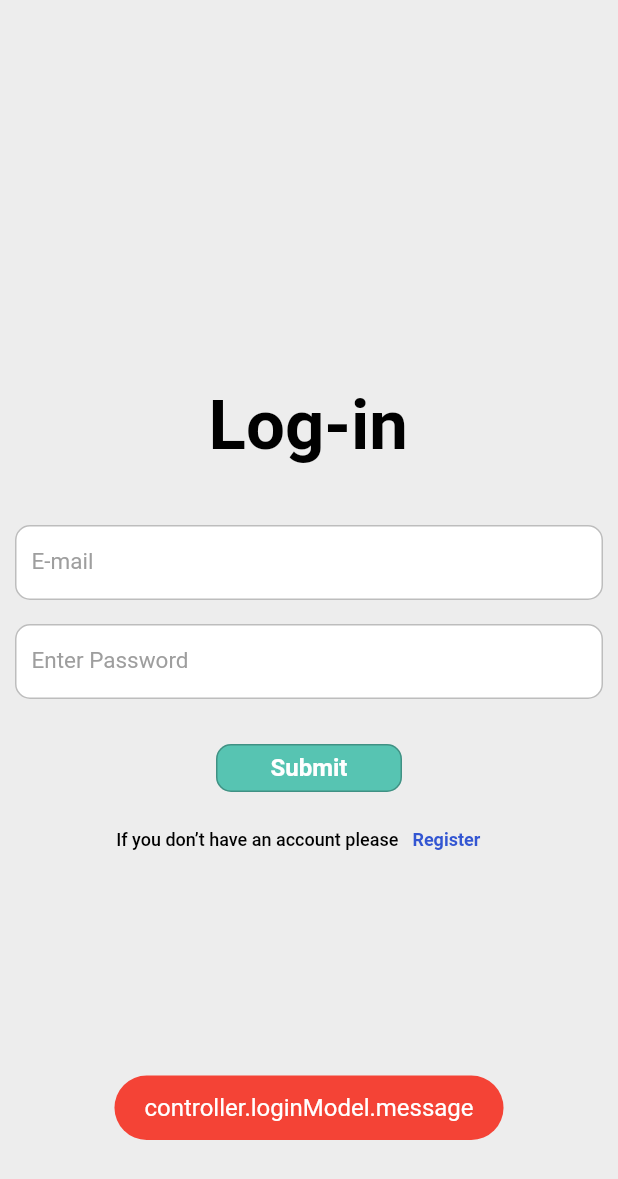
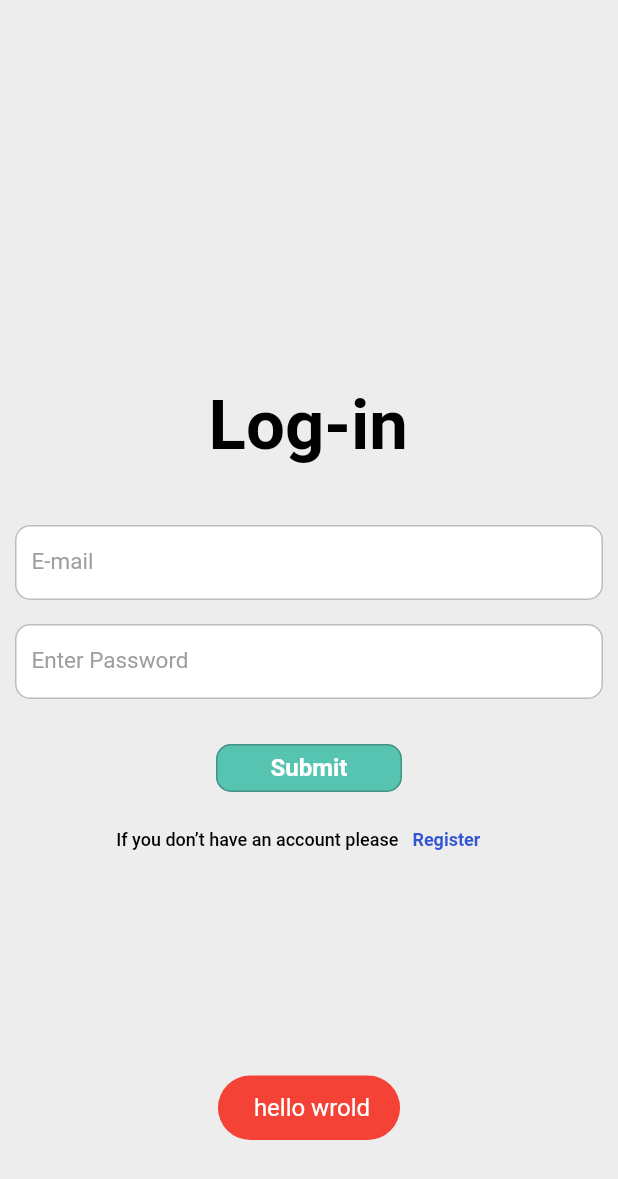
Before and after one commit to GraduationProjectFCI/Budget_Plannner_Mobile, a Flutter app: the screen it shows after launch, after a tap on "Submit", on a phone screen of 412 x 824 dp. Shown: the top 1179 px of the screen. Run offline on Flutter 3.47's test engine with Material 2 defaults, Android fonts, the phone set to English and light mode, and no system bars; our stand-ins replace fluttertoast, get; network calls fail.

```diff
--- /dev/null
+++ b/lib/constants/endpoint.dart
@@ -0,0 +1,6 @@
+class Endpoint {
+  static const String url = "http://localhost:4000/";
+  static const String login = "${url}login";
+  static const String register = "${url}register";
+  static const String confirmation = "${url}confirmation";
+}
--- /dev/null
+++ b/lib/helper/http_helper.dart
@@ -0,0 +1,29 @@
+import 'dart:convert';
+
+import 'package:budget_planner_app/constants/endpoint.dart';
+import 'package:http/http.dart' as http;
+
+class Http {
+  static Future postData({
+    required String email,
+    required String password,
+  }) async {
+    Uri uri = Uri.parse(Endpoint.login);
+    print("before @@@@@@@@@@@@@@@@@");
+    var response = await http.post(
+      uri,
+      body: {"email": email, "password": password},
+    );
+        print("after22222 @@@@@@@@@@@@@@@@@");
+
+    if (response.statusCode == 200) {
+      var jsonResponse = jsonDecode(response.body);
+      print("after @@@@@@@@@@@@@@@@@");
+      print(jsonResponse);
+      return jsonResponse;
+    } else {
+      throw Exception('Failed to Login.');
+    }
+
+  }
+}
--- a/lib/view/screens/login_screen.dart
+++ b/lib/view/screens/login_screen.dart
@@ -1,3 +1,4 @@
+import 'package:budget_planner_app/helper/http_helper.dart';
 import 'package:budget_planner_app/view/widgets/toast.dart';
 import 'package:flutter/material.dart';
 
@@ -6,7 +7,9 @@ import '../widgets/custom_button.dart';
 import '../widgets/custom_textformfield.dart';
 
 class LoginScreen extends StatelessWidget {
-  const LoginScreen({super.key});
+  LoginScreen({super.key});
+  TextEditingController emailController = TextEditingController();
+  TextEditingController passwordController = TextEditingController();
 
   @override
   Widget build(BuildContext context) {
@@ -32,14 +35,24 @@ class LoginScreen extends StatelessWidget {
                   ),
                 ),
               ),
-              CustomTextFormField(hintText: 'E-mail'),
-              CustomTextFormField(hintText: 'Enter Password'),
+              CustomTextFormField(
+                hintText: 'E-mail',
+                textController: emailController,
+              ),
+              CustomTextFormField(
+                hintText: 'Enter Password',
+                textController: passwordController,
+              ),
               Container(
                 margin: const EdgeInsets.only(top: 6, left: 134, right: 134),
                 child: CustomButton(
                   textButton: 'Submit',
                   onPressed: () {
-                    toast();
+                    Http.postData(
+                      email: emailController.text,
+                      password: passwordController.text,
+                    );
+                    toast(msg: " hello wrold");
                   },
                 ),
               ),
--- a/lib/view/widgets/toast.dart
+++ b/lib/view/widgets/toast.dart
@@ -3,8 +3,10 @@ import 'package:fluttertoast/fluttertoast.dart';
 
 
 
-toast() => Fluttertoast.showToast(
-    msg: "controller.loginModel.message",
+toast({
+  required String msg
+}) => Fluttertoast.showToast(
+    msg: msg,
     toastLength: Toast.LENGTH_LONG,
     gravity: ToastGravity.BOTTOM,
     timeInSecForIosWeb: 5,
```
